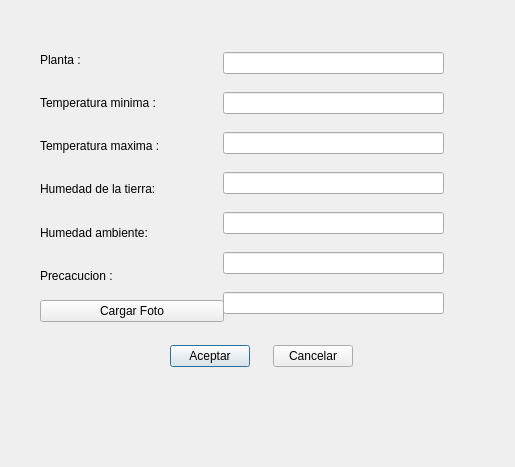
Above: Invernadero/Fuentes/PC/QPLANTAS/datos.ui from LauraMont/TPO-Invernadero before the change. Below: the same form after it.
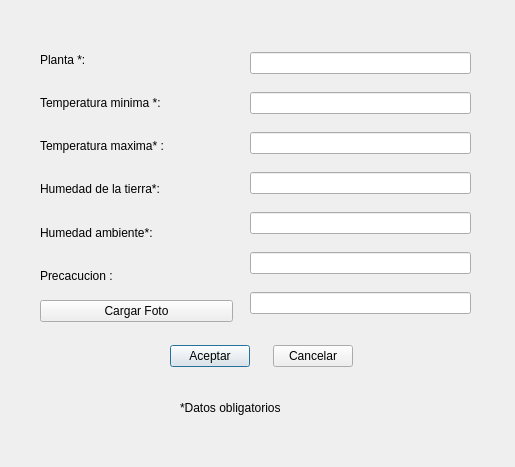
That is the form after the change.

```diff
--- a/Invernadero/Fuentes/PC/QPLANTAS/datos.ui
+++ b/Invernadero/Fuentes/PC/QPLANTAS/datos.ui
@@ -70,7 +70,7 @@
     <rect>
      <x>40</x>
      <y>41</y>
-     <width>184</width>
+     <width>193</width>
      <height>281</height>
     </rect>
    </property>
@@ -78,35 +78,35 @@
     <item>
      <widget class="QLabel" name="label_planta">
       <property name="text">
-       <string>Planta :</string>
+       <string>Planta *:</string>
       </property>
      </widget>
     </item>
     <item>
      <widget class="QLabel" name="label_t_max">
       <property name="text">
-       <string>Temperatura minima :</string>
+       <string>Temperatura minima *:</string>
       </property>
      </widget>
     </item>
     <item>
      <widget class="QLabel" name="label_3">
       <property name="text">
-       <string>Temperatura maxima :</string>
+       <string>Temperatura maxima* :</string>
       </property>
      </widget>
     </item>
     <item>
      <widget class="QLabel" name="label_7">
       <property name="text">
-       <string>Humedad de la tierra:</string>
+       <string>Humedad de la tierra*:</string>
       </property>
      </widget>
     </item>
     <item>
      <widget class="QLabel" name="label_5">
       <property name="text">
-       <string>Humedad ambiente:</string>
+       <string>Humedad ambiente*:</string>
       </property>
      </widget>
     </item>
@@ -129,7 +129,7 @@
   <widget class="QWidget" name="layoutWidget">
    <property name="geometry">
     <rect>
-     <x>223</x>
+     <x>250</x>
      <y>40</y>
      <width>221</width>
      <height>291</height>
@@ -171,6 +171,19 @@
     </item>
    </layout>
   </widget>
+  <widget class="QLabel" name="label_nota">
+   <property name="geometry">
+    <rect>
+     <x>180</x>
+     <y>390</y>
+     <width>191</width>
+     <height>35</height>
+    </rect>
+   </property>
+   <property name="text">
+    <string>*Datos obligatorios</string>
+   </property>
+  </widget>
  </widget>
  <resources/>
  <connections/>
```
